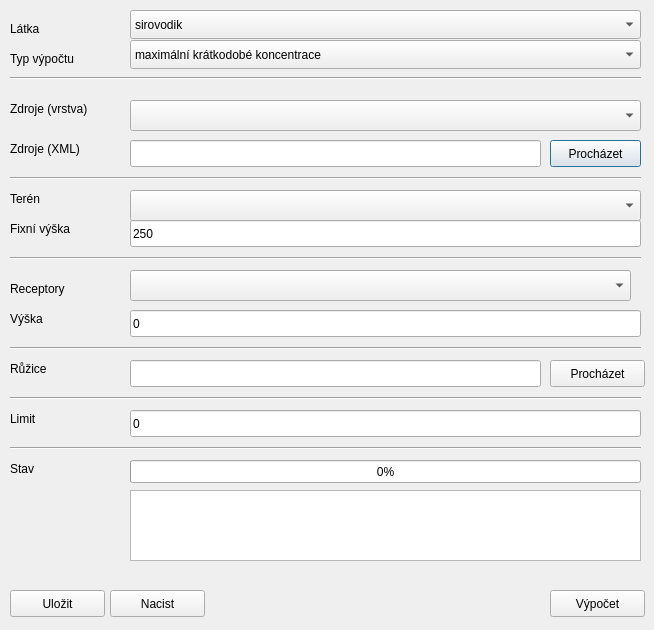
Above: main_dialog_base.ui from ruz76/qgis_opensymos_3 before the change. Below: the same form after it.
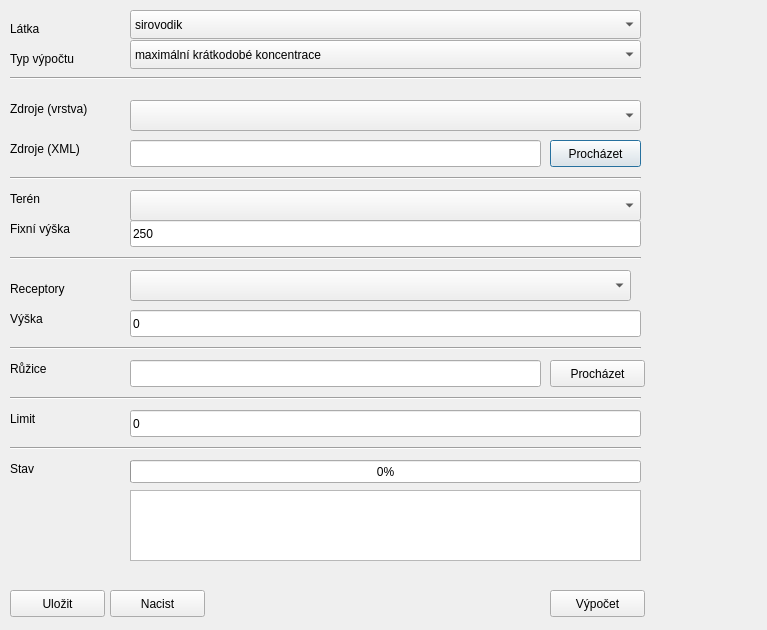
That is the form after the change. Custom widgets are drawn as their Qt base class.

```diff
--- a/main_dialog_base.ui
+++ b/main_dialog_base.ui
@@ -6,7 +6,7 @@
    <rect>
     <x>0</x>
     <y>0</y>
-    <width>654</width>
+    <width>767</width>
     <height>630</height>
    </rect>
   </property>
```
